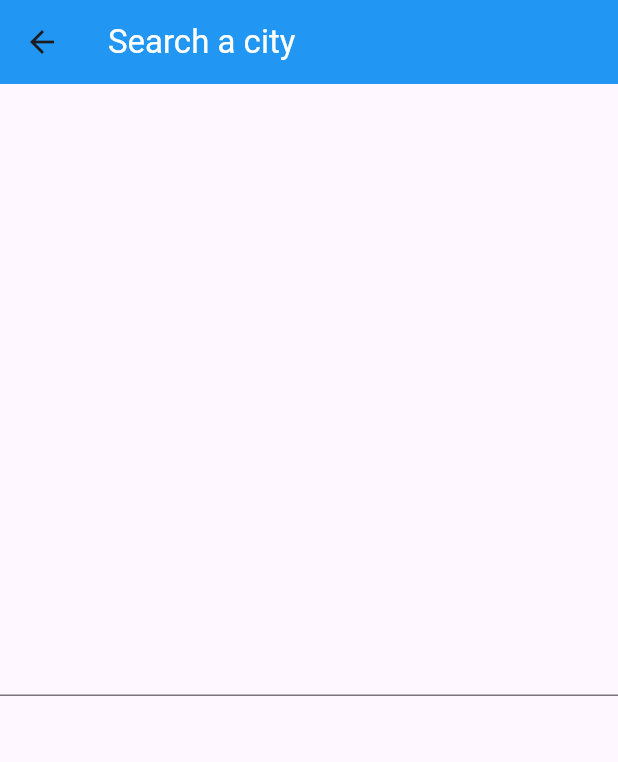
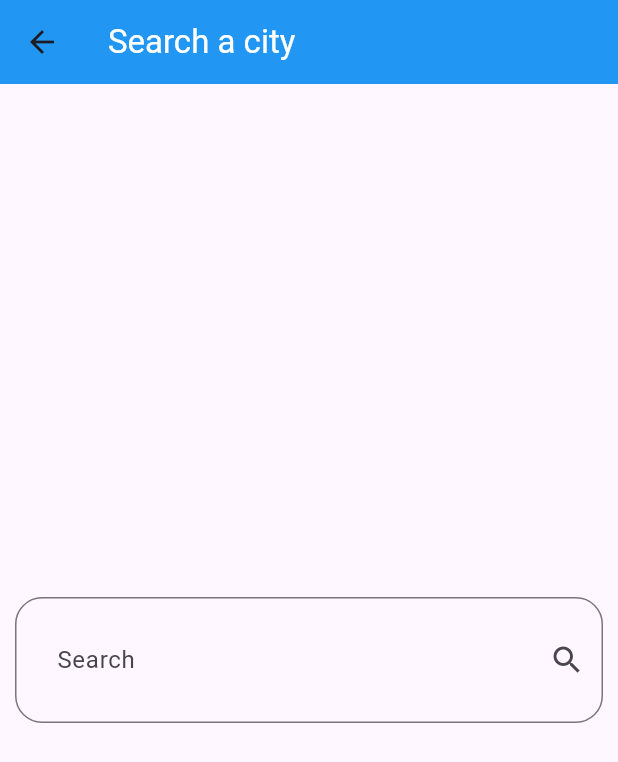
Before and after one commit to SSalahAyman/flutter-course-projects, a Flutter app: the SearchPage screen opened directly, on a phone screen of 412 x 824 dp. Shown: the top 762 px of the screen. Run offline on Flutter 3.47's test engine with Material 2 defaults, Android fonts, the phone set to English and light mode, and no system bars; our stand-ins replace animated_splash_screen, audioplayers, get, lottie.

Commit message:
finished search page as UI

```diff
--- a/weatherapp/lib/pages/search_page.dart
+++ b/weatherapp/lib/pages/search_page.dart
@@ -12,13 +12,27 @@ class SearchPage extends StatelessWidget {
       child: Scaffold(
         appBar: AppBar(
           backgroundColor: Colors.blue,
-          title: Text(
+          title: const Text(
             "Search a city",
             style: TextStyle(color: Colors.white),
           ),
         ),
         body: Center(
-          child: TextField(),
+          child: Padding(
+            padding: const EdgeInsets.symmetric(horizontal: 10),
+            child: TextFormField(
+              decoration: InputDecoration(
+                suffixIcon: const Icon(Icons.search),
+                contentPadding:
+                    const EdgeInsets.symmetric(horizontal: 24, vertical: 30),
+                label: const Text("Search"),
+                hintText: "Enter City Name",
+                border: OutlineInputBorder(
+                  borderRadius: BorderRadius.circular(18),
+                ),
+              ),
+            ),
+          ),
         ),
       ),
     );
```
